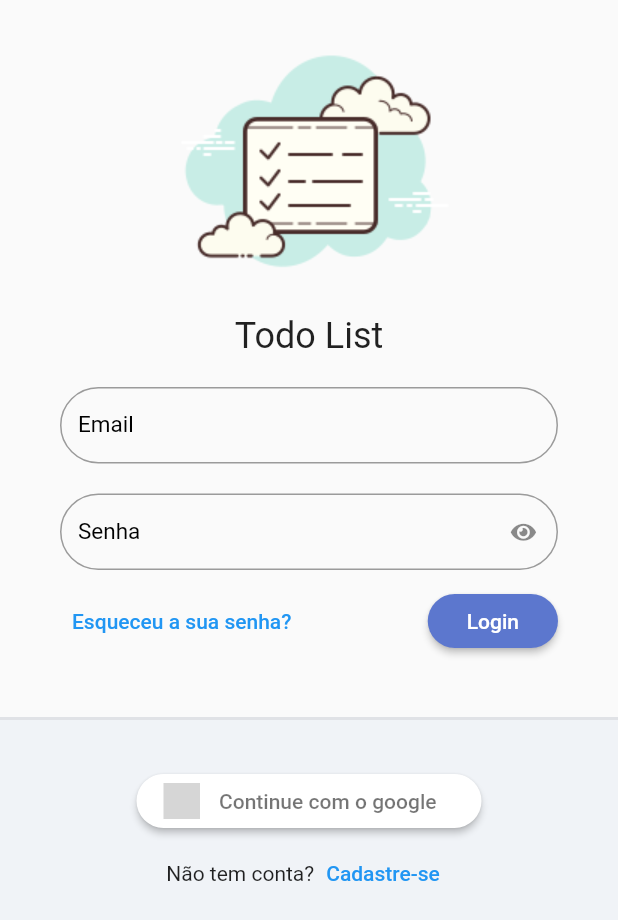
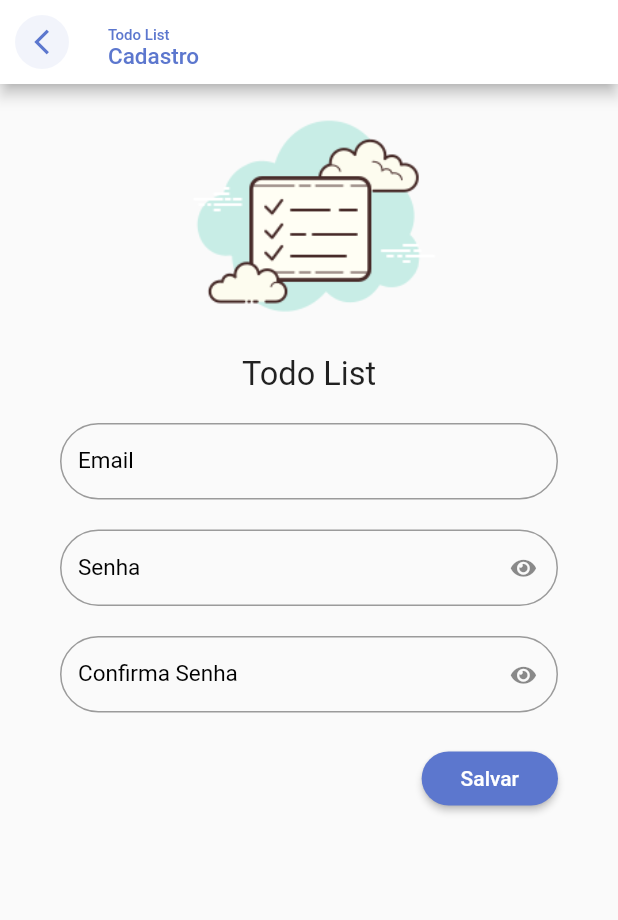
Before and after one commit to luksdemello/todo_list, a Flutter app: the screen it shows after launch, after a tap on "Cadastre-se", on a phone screen of 412 x 824 dp. Shown: the top 920 px of the screen. Run offline on Flutter 3.47's test engine with Material 2 defaults, Android fonts, the phone set to English and light mode, and no system bars; our stand-ins replace flutter_signin_button, google_fonts, sqflite, synchronized; accounts and stored records are empty; Roboto replaces fonts that are missing (Mandali); grey boxes are pictures that could not be loaded.

Commit message:
feat: create register page

```diff
--- a/lib/app/modules/auth/auth_module.dart
+++ b/lib/app/modules/auth/auth_module.dart
@@ -2,15 +2,19 @@ import 'package:provider/provider.dart';
 import 'package:todo_list/app/core/modules/todo_list_module.dart';
 import 'package:todo_list/app/modules/auth/login/login_controller.dart';
 import 'package:todo_list/app/modules/auth/login/login_page.dart';
+import 'package:todo_list/app/modules/auth/register/register_controller.dart';
+import 'package:todo_list/app/modules/auth/register/register_page.dart';
 
 class AuthModule extends TodoListModule {
   AuthModule()
       : super(
           routers: {
             '/login': (context) => const LoginPage(),
+            '/register': (context) => const RegisterPage(),
           },
           bindings: [
             ChangeNotifierProvider(create: (_) => LoginController()),
+            ChangeNotifierProvider(create: (_) => RegisterController()),
           ],
         );
 }
--- a/lib/app/modules/auth/login/login_page.dart
+++ b/lib/app/modules/auth/login/login_page.dart
@@ -105,7 +105,10 @@ class LoginPage extends StatelessWidget {
                               children: [
                                 const Text('Não tem conta?'),
                                 TextButton(
-                                  onPressed: () {},
+                                  onPressed: () {
+                                    Navigator.of(context)
+                                        .pushNamed('/register');
+                                  },
                                   child: const Text('Cadastre-se'),
                                 )
                               ],
--- /dev/null
+++ b/lib/app/modules/auth/register/register_controller.dart
@@ -0,0 +1,3 @@
+import 'package:flutter/material.dart';
+
+class RegisterController extends ChangeNotifier {}
--- /dev/null
+++ b/lib/app/modules/auth/register/register_page.dart
@@ -0,0 +1,102 @@
+import 'package:flutter/material.dart';
+import 'package:todo_list/app/core/ui/theme_extension.dart';
+import 'package:todo_list/app/core/widgets/todo_list_field.dart';
+import 'package:todo_list/app/core/widgets/todo_list_logo.dart';
+
+class RegisterPage extends StatelessWidget {
+  const RegisterPage({Key? key}) : super(key: key);
+
+  @override
+  Widget build(BuildContext context) {
+    return Scaffold(
+      appBar: AppBar(
+        automaticallyImplyLeading: false,
+        backgroundColor: Colors.white,
+        title: Column(
+          crossAxisAlignment: CrossAxisAlignment.start,
+          children: [
+            Text(
+              'Todo List',
+              style: TextStyle(
+                  fontSize: 10, color: context.primaryColor, height: 2),
+            ),
+            Text(
+              'Cadastro',
+              style: TextStyle(
+                  fontSize: 15, color: context.primaryColor, height: 1),
+            ),
+          ],
+        ),
+        leading: IconButton(
+          onPressed: () => Navigator.of(context).pop(),
+          icon: ClipOval(
+            child: Container(
+              color: context.primaryColor.withAlpha(20),
+              padding: const EdgeInsets.all(8),
+              child: Icon(
+                Icons.arrow_back_ios_outlined,
+                size: 20,
+                color: context.primaryColor,
+              ),
+            ),
+          ),
+        ),
+      ),
+      body: ListView(
+        children: [
+          SizedBox(
+            height: MediaQuery.of(context).size.width * .5,
+            child: const FittedBox(
+              fit: BoxFit.fitHeight,
+              child: TodoListLogo(),
+            ),
+          ),
+          Padding(
+            padding: const EdgeInsets.symmetric(horizontal: 40, vertical: 20),
+            child: Form(
+              child: Column(
+                children: [
+                  TodoListField(
+                    label: 'Email',
+                  ),
+                  const SizedBox(
+                    height: 20,
+                  ),
+                  TodoListField(
+                    label: 'Senha',
+                    obscureText: true,
+                  ),
+                  const SizedBox(
+                    height: 20,
+                  ),
+                  TodoListField(
+                    label: 'Confirma Senha',
+                    obscureText: true,
+                  ),
+                  const SizedBox(
+                    height: 20,
+                  ),
+                  Align(
+                    alignment: Alignment.bottomRight,
+                    child: ElevatedButton(
+                      onPressed: () {},
+                      style: ElevatedButton.styleFrom(
+                        shape: RoundedRectangleBorder(
+                          borderRadius: BorderRadius.circular(20),
+                        ),
+                      ),
+                      child: const Padding(
+                        padding: EdgeInsets.all(10),
+                        child: Text('Salvar'),
+                      ),
+                    ),
+                  )
+                ],
+              ),
+            ),
+          )
+        ],
+      ),
+    );
+  }
+}
```
